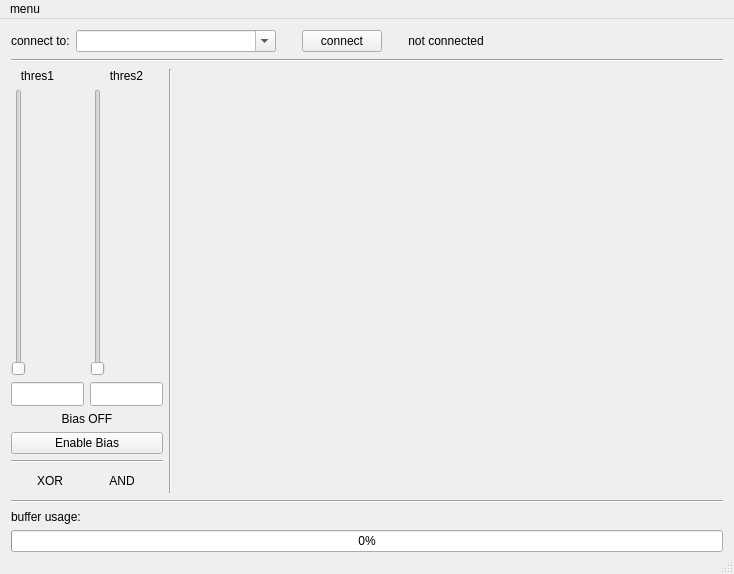
MuonPi/muondetector, file myon_detector_gui/src/mainwindow.ui: the form before one commit.
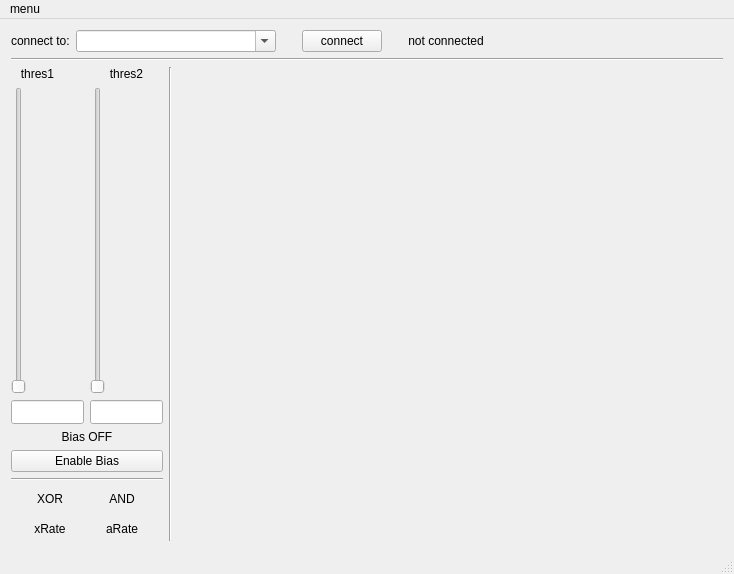
The form after the commit.

Commit message:
implemented rates for and/xor in gui
also added settings function for maximum slider values and set the default to 1V

Patch:
```diff
--- a/myon_detector_gui/src/mainwindow.ui
+++ b/myon_detector_gui/src/mainwindow.ui
@@ -23,22 +23,7 @@
      <verstretch>0</verstretch>
     </sizepolicy>
    </property>
-   <layout class="QVBoxLayout" name="verticalLayout_3">
-    <property name="spacing">
-     <number>7</number>
-    </property>
-    <property name="leftMargin">
-     <number>11</number>
-    </property>
-    <property name="topMargin">
-     <number>11</number>
-    </property>
-    <property name="rightMargin">
-     <number>11</number>
-    </property>
-    <property name="bottomMargin">
-     <number>0</number>
-    </property>
+   <layout class="QVBoxLayout" name="verticalLayout_2">
     <item>
      <layout class="QHBoxLayout" name="horizontalLayout">
       <item>
@@ -349,6 +334,54 @@
           </item>
          </layout>
         </item>
+        <item>
+         <layout class="QHBoxLayout" name="horizontalLayout_5">
+          <item>
+           <widget class="QLabel" name="rate1">
+            <property name="sizePolicy">
+             <sizepolicy hsizetype="Fixed" vsizetype="Fixed">
+              <horstretch>54</horstretch>
+              <verstretch>24</verstretch>
+             </sizepolicy>
+            </property>
+            <property name="minimumSize">
+             <size>
+              <width>54</width>
+              <height>24</height>
+             </size>
+            </property>
+            <property name="text">
+             <string>xRate</string>
+            </property>
+            <property name="alignment">
+             <set>Qt::AlignCenter</set>
+            </property>
+           </widget>
+          </item>
+          <item>
+           <widget class="QLabel" name="rate2">
+            <property name="sizePolicy">
+             <sizepolicy hsizetype="Fixed" vsizetype="Fixed">
+              <horstretch>54</horstretch>
+              <verstretch>24</verstretch>
+             </sizepolicy>
+            </property>
+            <property name="minimumSize">
+             <size>
+              <width>54</width>
+              <height>24</height>
+             </size>
+            </property>
+            <property name="text">
+             <string>aRate</string>
+            </property>
+            <property name="alignment">
+             <set>Qt::AlignCenter</set>
+            </property>
+           </widget>
+          </item>
+         </layout>
+        </item>
        </layout>
       </item>
       <item>
@@ -373,37 +406,6 @@
       </item>
      </layout>
     </item>
-    <item>
-     <widget class="Line" name="line">
-      <property name="sizePolicy">
-       <sizepolicy hsizetype="MinimumExpanding" vsizetype="Fixed">
-        <horstretch>0</horstretch>
-        <verstretch>0</verstretch>
-       </sizepolicy>
-      </property>
-      <property name="orientation">
-       <enum>Qt::Horizontal</enum>
-      </property>
-     </widget>
-    </item>
-    <item>
-     <layout class="QVBoxLayout" name="verticalLayout_2">
-      <item>
-       <widget class="QLabel" name="bufferUsageLabel">
-        <property name="text">
-         <string>buffer usage:</string>
-        </property>
-       </widget>
-      </item>
-      <item>
-       <widget class="QProgressBar" name="uartBuffer">
-        <property name="value">
-         <number>0</number>
-        </property>
-       </widget>
-      </item>
-     </layout>
-    </item>
    </layout>
   </widget>
   <widget class="QMenuBar" name="menuBar">
```
Left out of the diff: 2 changed lines with no effect on the pictures. The commit also changes 6 other files.
